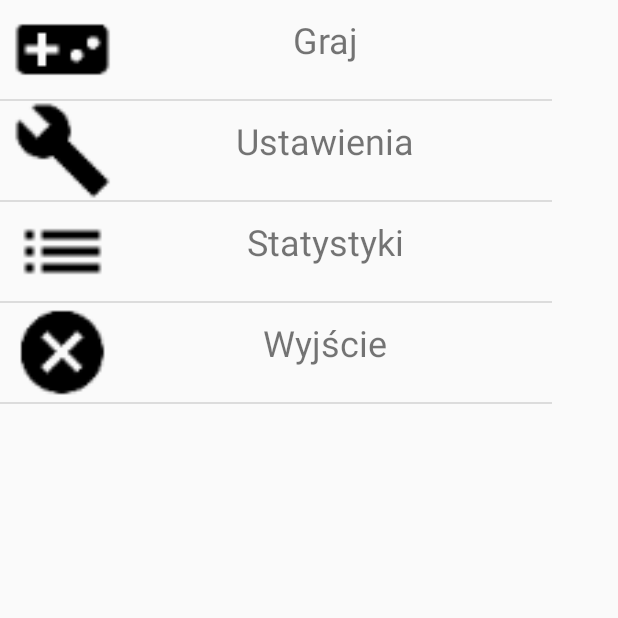
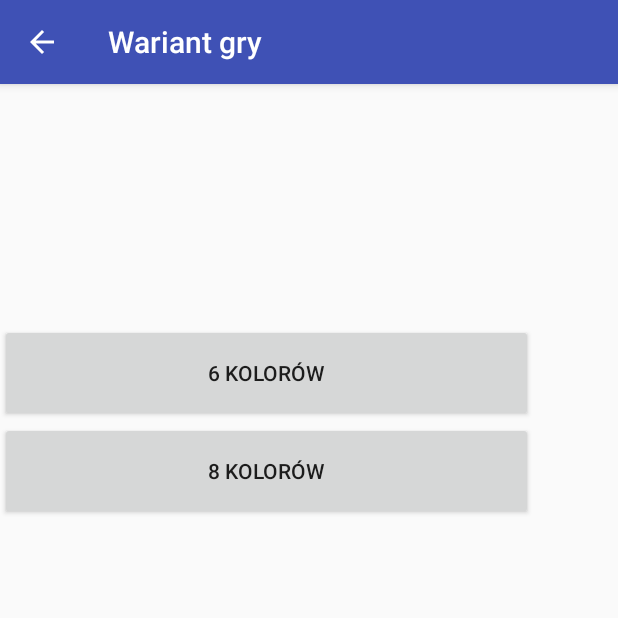
Before and after one commit to karola15134/mastermindMGR, an Android app: the screen it shows after launch (ItemImageActivity before the commit, GameVariantActivity after it), after a tap on "Graj", on a phone screen of 412 x 824 dp, the top half of it. Run offline under Robolectric (Android 15) with nearby library versions, the phone set to English and light mode, and no system bars.

Commit message:
new activity + buttons

```diff
--- a/app/build.gradle
+++ b/app/build.gradle
@@ -24,6 +24,7 @@ dependencies {
     implementation fileTree(include: ['*.jar'], dir: 'libs')
     implementation 'com.android.support:appcompat-v7:26.1.0'
     implementation 'com.android.support.constraint:constraint-layout:1.0.2'
+    implementation 'com.android.support:support-v4:26.1.0'
     testImplementation 'junit:junit:4.12'
     androidTestImplementation 'com.android.support.test:runner:1.0.1'
     androidTestImplementation 'com.android.support.test.espresso:espresso-core:3.0.1'
--- /dev/null
+++ b/app/src/main/java/com/mastermind/mastermind/activities/GameVariantActivity.java
@@ -0,0 +1,32 @@
+package com.mastermind.mastermind.activities;
+
+import android.os.Bundle;
+import android.support.design.widget.FloatingActionButton;
+import android.support.design.widget.Snackbar;
+import android.support.v7.app.AppCompatActivity;
+import android.support.v7.widget.Toolbar;
+import android.view.View;
+
+import com.mastermind.mastermind.R;
+
+public class GameVariantActivity extends AppCompatActivity {
+
+    @Override
+    protected void onCreate(Bundle savedInstanceState) {
+        super.onCreate(savedInstanceState);
+        setContentView(R.layout.activity_game_variant);
+        Toolbar toolbar = (Toolbar) findViewById(R.id.toolbar);
+        setSupportActionBar(toolbar);
+
+        getSupportActionBar().setDisplayHomeAsUpEnabled(true);
+        getSupportActionBar().setDisplayShowHomeEnabled(true);
+    }
+
+    @Override
+    public boolean onSupportNavigateUp() {
+        onBackPressed();
+        return true;
+    }
+
+
+}
--- a/app/src/main/java/com/mastermind/mastermind/activities/ItemImageActivity.java
+++ b/app/src/main/java/com/mastermind/mastermind/activities/ItemImageActivity.java
@@ -86,6 +86,12 @@ public class ItemImageActivity extends Activity implements
                 startActivity(intent);
                 break;
 
+            case "Graj" :
+                startActivity(new Intent (this,GameVariantActivity.class));
+                break;
+
+
+
         }
 
     }
--- /dev/null
+++ b/app/src/main/res/layout/activity_game_variant.xml
@@ -0,0 +1,25 @@
+<?xml version="1.0" encoding="utf-8"?>
+<android.support.design.widget.CoordinatorLayout xmlns:android="http://schemas.android.com/apk/res/android"
+    xmlns:app="http://schemas.android.com/apk/res-auto"
+    xmlns:tools="http://schemas.android.com/tools"
+    android:layout_width="match_parent"
+    android:layout_height="match_parent"
+    tools:context="com.mastermind.mastermind.activities.GameVariantActivity">
+
+    <android.support.design.widget.AppBarLayout
+        android:layout_width="match_parent"
+        android:layout_height="wrap_content"
+        android:theme="@style/AppTheme.AppBarOverlay">
+
+        <android.support.v7.widget.Toolbar
+            android:id="@+id/toolbar"
+            android:layout_width="match_parent"
+            android:layout_height="?attr/actionBarSize"
+            android:background="?attr/colorPrimary"
+            app:popupTheme="@style/AppTheme.PopupOverlay" />
+
+    </android.support.design.widget.AppBarLayout>
+
+    <include layout="@layout/content_game_variant" />
+
+</android.support.design.widget.CoordinatorLayout>
--- /dev/null
+++ b/app/src/main/res/layout/content_game_variant.xml
@@ -0,0 +1,29 @@
+<?xml version="1.0" encoding="utf-8"?>
+<android.support.constraint.ConstraintLayout xmlns:android="http://schemas.android.com/apk/res/android"
+    xmlns:app="http://schemas.android.com/apk/res-auto"
+    xmlns:tools="http://schemas.android.com/tools"
+    android:layout_width="match_parent"
+    android:layout_height="match_parent"
+    app:layout_behavior="@string/appbar_scrolling_view_behavior"
+    tools:context="com.mastermind.mastermind.activities.GameVariantActivity"
+    tools:showIn="@layout/activity_game_variant">
+
+    <Button
+        android:id="@+id/classicButton"
+        android:layout_width="355dp"
+        android:layout_height="65dp"
+        android:layout_marginTop="160dp"
+        android:text="6 kolorów"
+        app:layout_constraintTop_toTopOf="parent"
+        tools:ignore="MissingConstraints"
+        tools:layout_editor_absoluteX="0dp" />
+
+    <Button
+        android:id="@+id/superButton"
+        android:layout_width="355dp"
+        android:layout_height="65dp"
+        android:text="8 kolorów"
+        app:layout_constraintTop_toBottomOf="@+id/classicButton"
+        tools:ignore="MissingConstraints"
+        tools:layout_editor_absoluteX="0dp" />
+</android.support.constraint.ConstraintLayout>
```
Also changed, not shown: app/src/main/AndroidManifest.xml (+8 -1 lines), app/src/main/java/com/mastermind/mastermind/activities/AppCompatPreferenceActivity.java (added, +109 -0 lines), app/src/main/java/com/mastermind/mastermind/activities/SettingsActivity.java (added, +256 -0 lines), app/src/main/java/com/mastermind/mastermind/enums/ColorEnum.java (added, +7 -0 lines), app/src/main/res/drawable/ic_info_black_24dp.xml (added, +9 -0 lines), app/src/main/res/drawable/ic_notifications_black_24dp.xml (added, +9 -0 lines), app/src/main/res/drawable/ic_sync_black_24dp.xml (added, +9 -0 lines), app/src/main/res/values/strings.xml (+75 -0 lines), app/src/main/res/xml/pref_data_sync.xml (added, +21 -0 lines), app/src/main/res/xml/pref_general.xml (added, +33 -0 lines), app/src/main/res/xml/pref_headers.xml (added, +20 -0 lines), app/src/main/res/xml/pref_notification.xml (added, +27 -0 lines), 36 other files.
